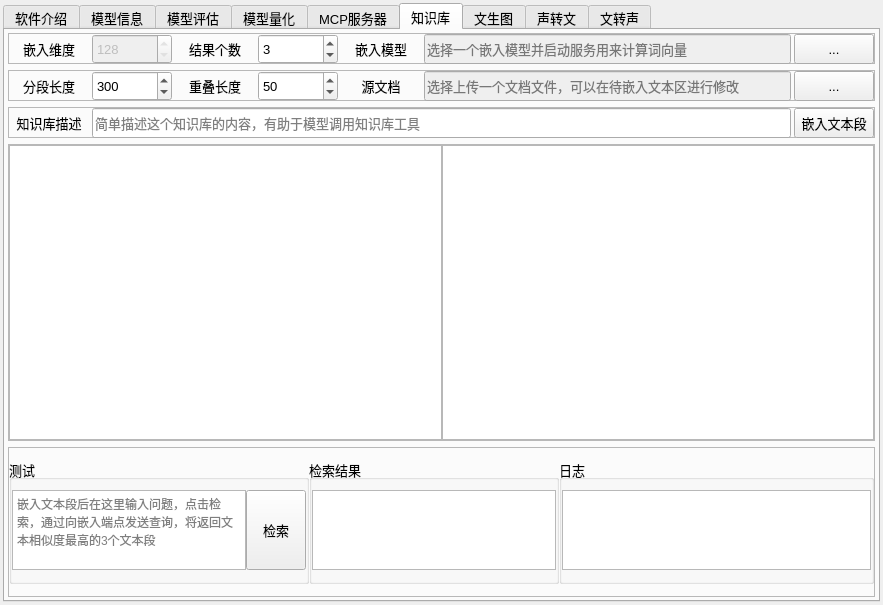
Before: the Qt Designer form src/expend/expend.ui in ylsdamxssjxxdd/eva, drawn with Qt 5.
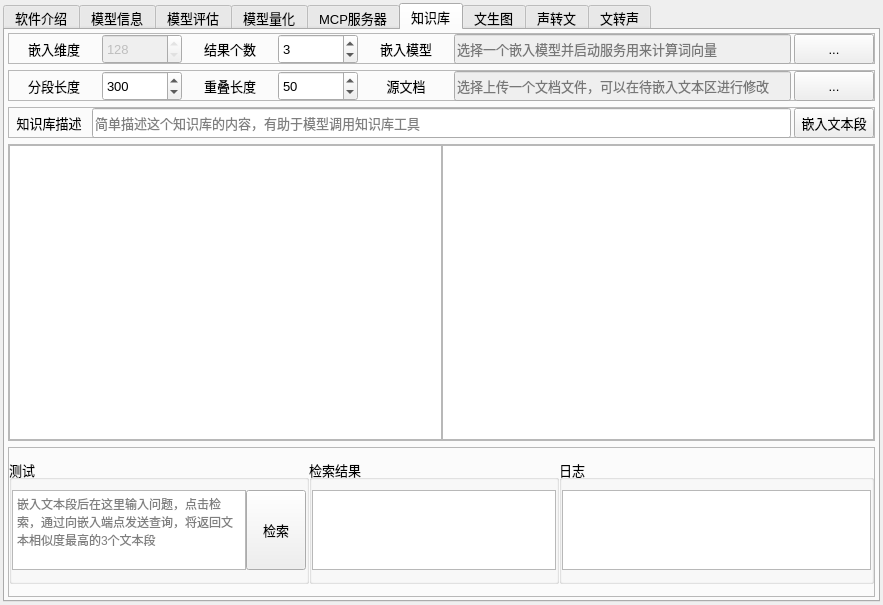
After: the same form once the commit is applied. The open tabs and pages were chosen to show the change. Custom widgets are drawn as their Qt base class.

Commit message: 增殖-MCP 服务列表的工具项新增展开按钮

The edit to the form file:
```diff
--- a/src/expend/expend.ui
+++ b/src/expend/expend.ui
@@ -1654,13 +1654,13 @@
            <widget class="QLabel" name="embedding_dim_label">
             <property name="minimumSize">
              <size>
-              <width>80</width>
+              <width>90</width>
               <height>0</height>
              </size>
             </property>
             <property name="maximumSize">
              <size>
-              <width>80</width>
+              <width>90</width>
               <height>16777215</height>
              </size>
             </property>
@@ -1704,13 +1704,13 @@
            <widget class="QLabel" name="embedding_resultnumb_label">
             <property name="minimumSize">
              <size>
-              <width>80</width>
+              <width>90</width>
               <height>0</height>
              </size>
             </property>
             <property name="maximumSize">
              <size>
-              <width>80</width>
+              <width>90</width>
               <height>16777215</height>
              </size>
             </property>
@@ -1751,13 +1751,13 @@
            <widget class="QLabel" name="embedding_model_label">
             <property name="minimumSize">
              <size>
-              <width>80</width>
+              <width>90</width>
               <height>30</height>
              </size>
             </property>
             <property name="maximumSize">
              <size>
-              <width>80</width>
+              <width>90</width>
               <height>30</height>
              </size>
             </property>
@@ -1862,13 +1862,13 @@
            <widget class="QLabel" name="embedding_split_label">
             <property name="minimumSize">
              <size>
-              <width>80</width>
+              <width>90</width>
               <height>0</height>
              </size>
             </property>
             <property name="maximumSize">
              <size>
-              <width>80</width>
+              <width>90</width>
               <height>16777215</height>
              </size>
             </property>
@@ -1909,13 +1909,13 @@
            <widget class="QLabel" name="embedding_overlap_label">
             <property name="minimumSize">
              <size>
-              <width>80</width>
+              <width>90</width>
               <height>0</height>
              </size>
             </property>
             <property name="maximumSize">
              <size>
-              <width>80</width>
+              <width>90</width>
               <height>16777215</height>
              </size>
             </property>
@@ -1953,13 +1953,13 @@
            <widget class="QLabel" name="embedding_source_doc_label">
             <property name="minimumSize">
              <size>
-              <width>80</width>
+              <width>90</width>
               <height>0</height>
              </size>
             </property>
             <property name="maximumSize">
              <size>
-              <width>80</width>
+              <width>90</width>
               <height>16777215</height>
              </size>
             </property>
```
Left out of the diff: 38 changed lines with no effect on the pictures. The commit also changes 4 other files.
